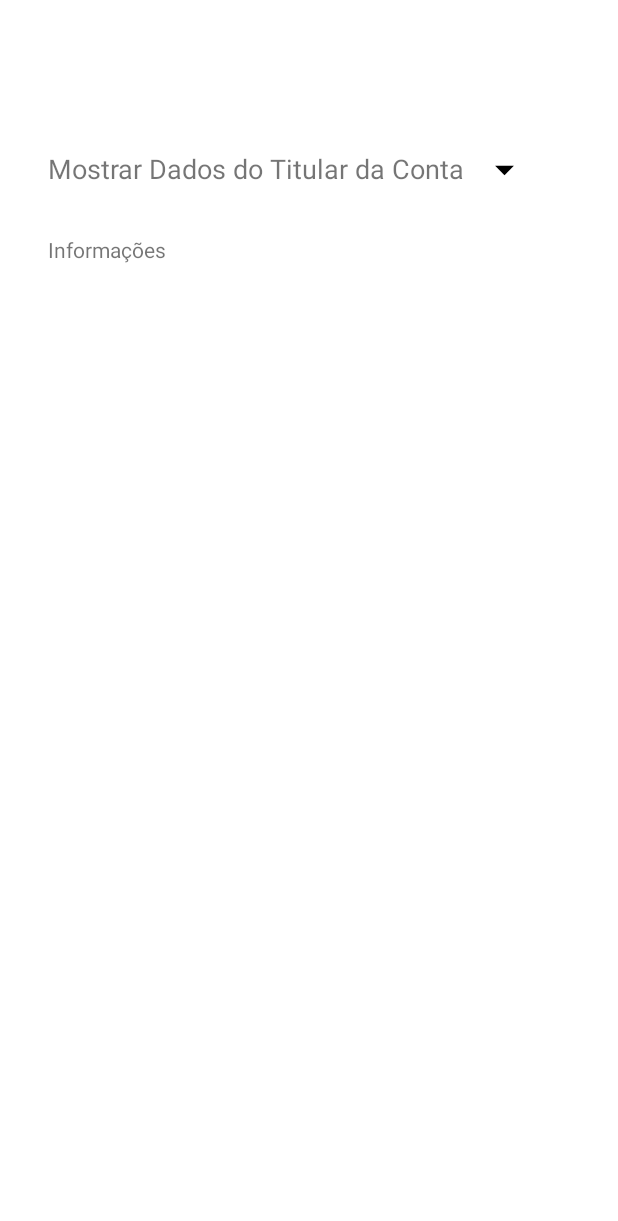
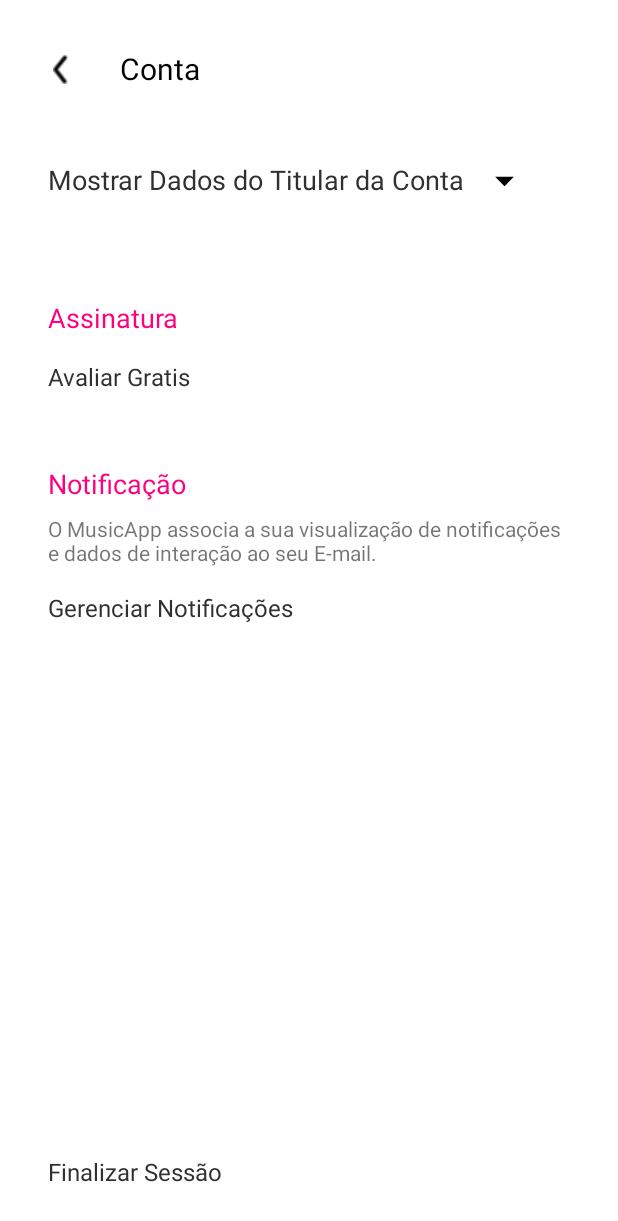
Before and after one commit to rafasilverios/MusicApp, an Android app: the MainActivity screen opened directly, with no data from a screen before it, after a tap on an icon or button, on a phone screen of 412 x 824 dp. Shown: the top 1221 px of the screen. Run offline under Robolectric (Android 15) with nearby library versions, the phone set to English and light mode, and no system bars.

Commit message:
Atualizações Layout página login e perfil

```diff
--- a/app/src/main/java/com/example/musicapp/ApresentaDados.java
+++ /dev/null
@@ -1,36 +0,0 @@
-package com.example.musicapp;
-
-import androidx.appcompat.app.AppCompatActivity;
-
-import android.content.SharedPreferences;
-import android.os.Bundle;
-import android.view.View;
-
-import com.example.musicapp.databinding.ActivityApresentaDadosBinding;
-
-public class ApresentaDados extends AppCompatActivity {
-
-    private ActivityApresentaDadosBinding binding;
-
-    @Override
-    protected void onCreate(Bundle savedInstanceState) {
-        super.onCreate(savedInstanceState);
-        binding = ActivityApresentaDadosBinding.inflate(getLayoutInflater());
-        View view = binding.getRoot();
-        setContentView(view);
-
-        binding.ibMostrar.setOnClickListener(new View.OnClickListener() {
-            @Override
-            public void onClick(View v) {
-                String nome, email, senha;
-                SharedPreferences preferences = getSharedPreferences("chaveGeral", MODE_PRIVATE);
-                nome = preferences.getString("chaveNome", "");
-                email = preferences.getString("chaveEmail", "");
-                senha = preferences.getString("chaveSenha", "******");
-
-                binding.tvInformacao.setText("Nome: " + nome + "\nE-mail: " + email + "\nSenha: " + senha);
-            }
-        });
-
-    }
-}
--- a/app/src/main/java/com/example/musicapp/MainActivity.java
+++ b/app/src/main/java/com/example/musicapp/MainActivity.java
@@ -3,26 +3,36 @@ package com.example.musicapp;
 import androidx.appcompat.app.AppCompatActivity;
 import android.content.Intent;
 import android.os.Bundle;
+import android.view.View;
 import android.widget.ImageButton;
+
+import com.example.musicapp.databinding.ActivityMainBinding;
 
 public class MainActivity extends AppCompatActivity {
 
+    private ActivityMainBinding binding;
 
     @Override
     protected void onCreate(Bundle savedInstanceState) {
         super.onCreate(savedInstanceState);
-        setContentView(R.layout.activity_main);
+        binding = ActivityMainBinding.inflate(getLayoutInflater());
+        View view = binding.getRoot();
+        setContentView(view);
 
-        ImageButton ibPlay2 = findViewById(R.id.ibPlay2);
-        ibPlay2.setOnClickListener(view1 -> {
-            Intent intent = new Intent(getApplicationContext(), NowPlaying.class);
-            startActivity(intent);
+        binding.ibPlay2.setOnClickListener(new View.OnClickListener() {
+            @Override
+            public void onClick(View v) {
+                Intent intent = new Intent(getApplicationContext(), NowPlaying.class);
+                startActivity(intent);
+            }
         });
 
-        ImageButton ibPerfil = findViewById(R.id.ibPerfil);
-        ibPerfil.setOnClickListener(view3 -> {
-            Intent intent2 = new Intent(getApplicationContext(), ApresentaDados.class);
-            startActivity(intent2);
+        binding.ibPerfil.setOnClickListener(new View.OnClickListener() {
+            @Override
+            public void onClick(View v) {
+                Intent intent2 = new Intent(getApplicationContext(), PerfilActivity.class);
+                startActivity(intent2);
+            }
         });
     }
 }
--- /dev/null
+++ b/app/src/main/java/com/example/musicapp/PerfilActivity.java
@@ -0,0 +1,63 @@
+package com.example.musicapp;
+
+import androidx.appcompat.app.AppCompatActivity;
+
+import android.content.Intent;
+import android.content.SharedPreferences;
+import android.os.Bundle;
+import android.view.View;
+import com.example.musicapp.databinding.ActivityPerfilBinding;
+
+public class PerfilActivity extends AppCompatActivity {
+
+    private ActivityPerfilBinding binding;
+    private int cont5 = 1;
+
+    @Override
+    protected void onCreate(Bundle savedInstanceState) {
+        super.onCreate(savedInstanceState);
+        binding = ActivityPerfilBinding.inflate(getLayoutInflater());
+        View view = binding.getRoot();
+        setContentView(view);
+
+
+        binding.ibBack5.setOnClickListener(new View.OnClickListener() {
+            @Override
+            public void onClick(View v) {
+                Intent intent = new Intent(getApplicationContext(), MainActivity.class);
+                startActivity(intent);
+            }
+        });
+
+        binding.ibMostrar.setOnClickListener(new View.OnClickListener() {
+            @Override
+            public void onClick(View v) {
+                if (cont5 == 1){
+                    binding.ibMostrar.setImageResource(R.drawable.ic_baseline_arrow_drop_up_24);
+
+                    String nome, email, senha;
+                    SharedPreferences preferences = getSharedPreferences("chaveGeral", MODE_PRIVATE);
+                    nome = preferences.getString("chaveNome", "");
+                    email = preferences.getString("chaveEmail", "");
+                    senha = preferences.getString("chaveSenha", "******");
+
+                    binding.tvInformacao.setText("Nome: " + nome + "\nE-mail: " + email + "\nSenha: " + senha);
+                    cont5 = 0;
+                }else {
+                    binding.ibMostrar.setImageResource(R.drawable.ic_baseline_arrow_drop_down_24);
+                    binding.tvInformacao.setText("");
+                    cont5 = 1;
+                }
+            }
+        });
+
+        binding.tvFinalizar.setOnClickListener(new View.OnClickListener() {
+            @Override
+            public void onClick(View v) {
+                Intent intent2 = new Intent(getApplicationContext(), TelaLogin.class);
+                startActivity(intent2);
+            }
+        });
+
+    }
+}
--- /dev/null
+++ b/app/src/main/res/drawable/ic_baseline_arrow_drop_up_24.xml
@@ -0,0 +1,5 @@
+<vector android:autoMirrored="true" android:height="30dp"
+    android:tint="#000000" android:viewportHeight="24"
+    android:viewportWidth="24" android:width="30dp" xmlns:android="http://schemas.android.com/apk/res/android">
+    <path android:fillColor="@android:color/white" android:pathData="M7,14l5,-5 5,5z"/>
+</vector>
--- a/app/src/main/res/layout/activity_apresenta_dados.xml
+++ /dev/null
@@ -1,39 +0,0 @@
-<?xml version="1.0" encoding="utf-8"?>
-<androidx.constraintlayout.widget.ConstraintLayout xmlns:android="http://schemas.android.com/apk/res/android"
-    xmlns:app="http://schemas.android.com/apk/res-auto"
-    xmlns:tools="http://schemas.android.com/tools"
-    android:layout_width="match_parent"
-    android:layout_height="match_parent"
-    tools:context=".ApresentaDados">
-
-    <TextView
-        android:id="@+id/tv_mostrar"
-        android:layout_width="wrap_content"
-        android:layout_height="wrap_content"
-        android:layout_marginTop="100dp"
-        android:layout_marginStart="32dp"
-        android:text="Mostrar Dados do Titular da Conta"
-        android:textSize="18sp"
-        app:layout_constraintStart_toStartOf="parent"
-        app:layout_constraintTop_toTopOf="parent" />
-
-    <ImageButton
-        android:id="@+id/ib_mostrar"
-        android:layout_width="20dp"
-        android:layout_height="25dp"
-        android:layout_marginStart="16dp"
-        android:backgroundTint="@color/white"
-        app:layout_constraintStart_toEndOf="@+id/tv_mostrar"
-        app:layout_constraintTop_toTopOf="@+id/tv_mostrar"
-        app:srcCompat="@drawable/ic_baseline_arrow_drop_down_24" />
-
-    <TextView
-        android:id="@+id/tv_informacao"
-        android:layout_width="wrap_content"
-        android:layout_height="wrap_content"
-        android:layout_marginTop="32dp"
-        android:text="Informações"
-        app:layout_constraintStart_toStartOf="@+id/tv_mostrar"
-        app:layout_constraintTop_toBottomOf="@+id/tv_mostrar" />
-
-</androidx.constraintlayout.widget.ConstraintLayout>
--- /dev/null
+++ b/app/src/main/res/layout/activity_perfil.xml
@@ -0,0 +1,130 @@
+<?xml version="1.0" encoding="utf-8"?>
+<androidx.constraintlayout.widget.ConstraintLayout xmlns:android="http://schemas.android.com/apk/res/android"
+    xmlns:app="http://schemas.android.com/apk/res-auto"
+    xmlns:tools="http://schemas.android.com/tools"
+    android:layout_width="match_parent"
+    android:layout_height="match_parent"
+    tools:context=".PerfilActivity">
+
+    <ImageButton
+        android:id="@+id/ibBack5"
+        android:layout_width="16dp"
+        android:layout_height="28dp"
+        android:layout_marginStart="32dp"
+        android:backgroundTint="@color/white"
+        app:layout_constraintStart_toStartOf="parent"
+        app:layout_constraintTop_toTopOf="@+id/tv_conta"
+        app:srcCompat="@drawable/backb" />
+
+    <TextView
+        android:id="@+id/tv_conta"
+        android:layout_width="wrap_content"
+        android:layout_height="wrap_content"
+        android:layout_marginTop="32dp"
+        android:layout_marginStart="32dp"
+        android:text="Conta"
+        android:textColor="@color/black"
+        android:textSize="20sp"
+        app:layout_constraintStart_toEndOf="@+id/ibBack5"
+        app:layout_constraintTop_toTopOf="parent" />
+
+    <TextView
+        android:id="@+id/tv_mostrar"
+        android:layout_width="wrap_content"
+        android:layout_height="wrap_content"
+        android:layout_marginTop="48dp"
+        android:layout_marginStart="32dp"
+        android:text="Mostrar Dados do Titular da Conta"
+        android:textSize="18sp"
+        android:textColor="@color/intense_grey"
+        app:layout_constraintStart_toStartOf="parent"
+        app:layout_constraintTop_toBottomOf="@+id/tv_conta" />
+
+    <ImageButton
+        android:id="@+id/ib_mostrar"
+        android:layout_width="20dp"
+        android:layout_height="25dp"
+        android:layout_marginStart="16dp"
+        android:backgroundTint="@color/white"
+        app:layout_constraintStart_toEndOf="@+id/tv_mostrar"
+        app:layout_constraintTop_toTopOf="@+id/tv_mostrar"
+        app:srcCompat="@drawable/ic_baseline_arrow_drop_down_24" />
+
+    <TextView
+        android:id="@+id/tv_informacao"
+        android:layout_width="wrap_content"
+        android:layout_height="wrap_content"
+        android:layout_marginTop="16dp"
+        android:text=""
+        app:layout_constraintStart_toStartOf="@+id/tv_mostrar"
+        app:layout_constraintTop_toBottomOf="@+id/tv_mostrar" />
+
+    <TextView
+        android:id="@+id/tv_assinatura"
+        android:layout_width="wrap_content"
+        android:layout_height="wrap_content"
+        android:layout_marginTop="32dp"
+        android:text="Assinatura"
+        android:textColor="@color/pink"
+        android:textSize="18sp"
+        app:layout_constraintStart_toStartOf="@+id/tv_mostrar"
+        app:layout_constraintTop_toBottomOf="@+id/tv_informacao" />
+
+    <TextView
+        android:id="@+id/tv_avaliar"
+        android:layout_width="wrap_content"
+        android:layout_height="wrap_content"
+        android:text="Avaliar Gratis"
+        android:textColor="@color/intense_grey"
+        android:layout_marginTop="16dp"
+        android:textSize="16sp"
+        app:layout_constraintStart_toStartOf="@+id/tv_assinatura"
+        app:layout_constraintTop_toBottomOf="@+id/tv_assinatura" />
+
+    <TextView
+        android:id="@+id/tv_notificacao"
+        android:layout_width="wrap_content"
+        android:layout_height="wrap_content"
+        android:layout_marginTop="48dp"
+        android:text="Notificação"
+        android:textColor="@color/pink"
+        android:textSize="18sp"
+        app:layout_constraintStart_toStartOf="@+id/tv_avaliar"
+        app:layout_constraintTop_toBottomOf="@+id/tv_avaliar" />
+
+    <TextView
+        android:id="@+id/tv_texto"
+        android:layout_width="match_parent"
+        android:layout_height="wrap_content"
+        android:layout_marginHorizontal="32dp"
+        android:layout_marginTop="8dp"
+        android:text="O MusicApp associa a sua visualização de notificações e dados de interação ao seu E-mail."
+        android:textSize="14sp"
+        app:layout_constraintEnd_toEndOf="parent"
+        app:layout_constraintStart_toStartOf="parent"
+        app:layout_constraintTop_toBottomOf="@+id/tv_notificacao" />
+
+    <TextView
+        android:id="@+id/tv_gerenciar"
+        android:layout_width="wrap_content"
+        android:layout_height="wrap_content"
+        android:layout_marginTop="16dp"
+        android:text="Gerenciar Notificações"
+        android:textColor="@color/intense_grey"
+        android:textSize="16sp"
+        app:layout_constraintStart_toStartOf="@+id/tv_texto"
+        app:layout_constraintTop_toBottomOf="@+id/tv_texto" />
+
+    <TextView
+        android:id="@+id/tv_finalizar"
+        android:layout_width="wrap_content"
+        android:layout_height="wrap_content"
+        android:layout_marginBottom="32dp"
+        android:layout_marginStart="32dp"
+        android:text="Finalizar Sessão"
+        android:textColor="@color/intense_grey"
+        android:textSize="16sp"
+        app:layout_constraintBottom_toBottomOf="parent"
+        app:layout_constraintStart_toStartOf="parent" />
+
+</androidx.constraintlayout.widget.ConstraintLayout>
--- a/app/src/main/res/values/colors.xml
+++ b/app/src/main/res/values/colors.xml
@@ -1,12 +1,13 @@
 <?xml version="1.0" encoding="utf-8"?>
 <resources>
     <color name="salmao">#FFE1D9</color>
+    <color name="intense_grey">#303030</color>
     <color name="pink">#FF007F</color>
     <color name="grey_18">#EBEBEB</color>
     <color name="purple_200">#FFBB86FC</color>
     <color name="purple_500">#FF6200EE</color>
     <color name="purple_700">#FF3700B3</color>
-    <color name="teal_200">#FF03DAC5</color>
+    <color name="teal_200">#FF039F</color>
     <color name="teal_700">#FF018786</color>
     <color name="black">#FF000000</color>
     <color name="white">#FFFFFFFF</color>
```
Also changed, not shown: app/build.gradle (+8 -0 lines), app/src/main/AndroidManifest.xml (+5 -4 lines), app/src/main/res/layout/activity_main.xml (+38 -49 lines), app/src/main/res/layout/activity_now_playing.xml (+38 -40 lines), app/src/main/res/layout/activity_tela_login.xml (+35 -24 lines), app/src/main/res/layout/item_musica.xml (deleted, +0 -52 lines), app/src/main/res/drawable/caixaborda.webp (added).
